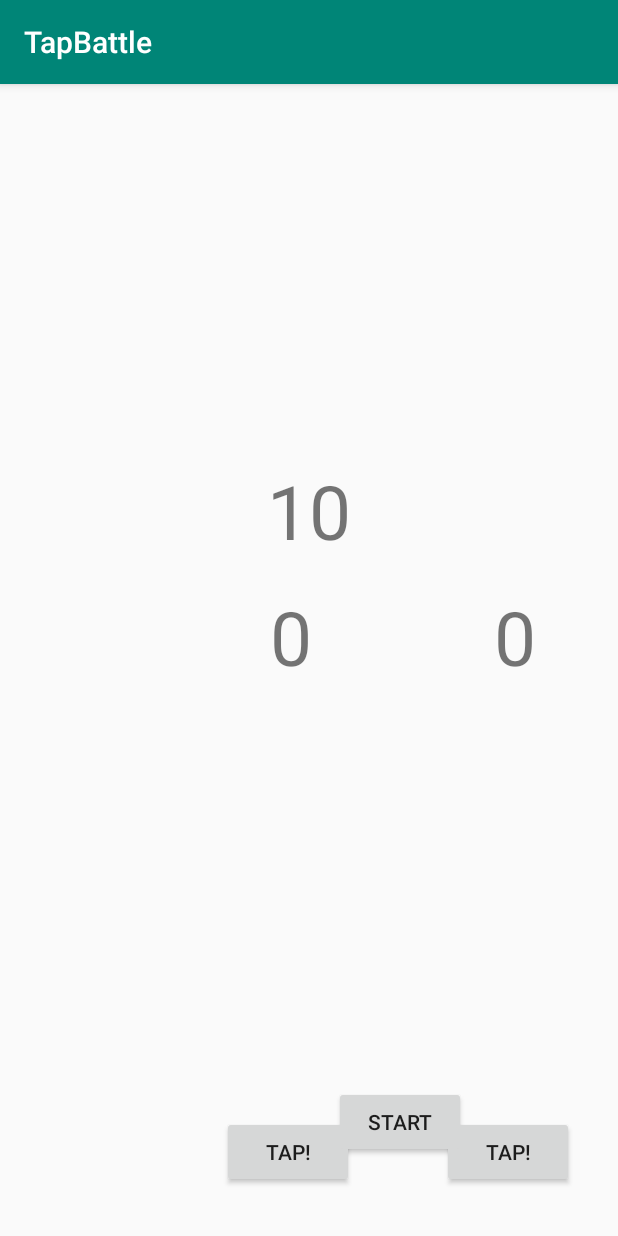
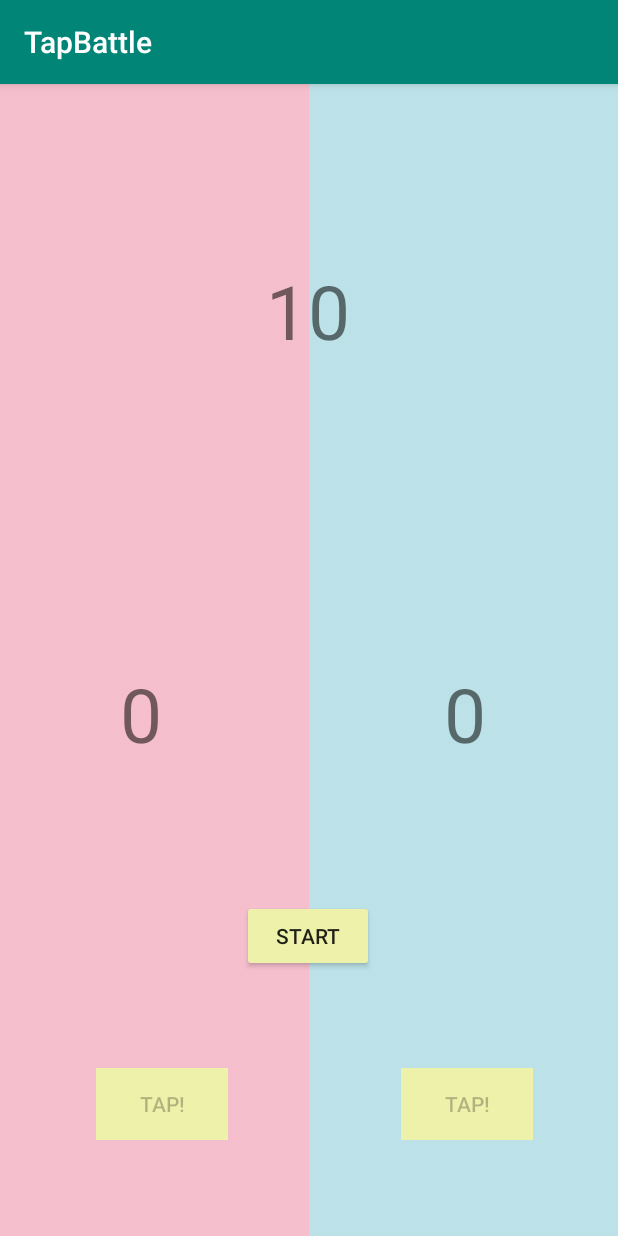
Before and after one commit to leo-30/TapBattle, an Android app: the screen it shows after launch (MainActivity), on a phone screen of 412 x 824 dp. Run offline under Robolectric (Android 15) with nearby library versions, the phone set to English and light mode, and no system bars.

Commit message:
ボタンの有効/無効の設定、背景等の色変更

```diff
--- a/app/src/main/java/app/harada/leo/tapbattle/MainActivity.kt
+++ b/app/src/main/java/app/harada/leo/tapbattle/MainActivity.kt
@@ -13,7 +13,7 @@ class MainActivity : AppCompatActivity() {
     var number2: Int = 0
     var timerCount: Int = 10
     val handler: Handler = Handler()
-    var winner: String = "Player1"
+    var winner: String = "左の人"
 
     override fun onCreate(savedInstanceState: Bundle?) {
         super.onCreate(savedInstanceState)
@@ -26,9 +26,13 @@ class MainActivity : AppCompatActivity() {
 
         startButton.setVisibility(View.VISIBLE)
         restartButton.setVisibility(View.INVISIBLE)
+        tapButton1.setEnabled(false)
+        tapButton2.setEnabled(false)
 
         startButton.setOnClickListener {
             startButton.setVisibility(View.INVISIBLE)
+            tapButton1.setEnabled(true)
+            tapButton2.setEnabled(true)
             timer(period = 1000) {
                 handler.post {
                     timerCount--
@@ -37,9 +41,11 @@ class MainActivity : AppCompatActivity() {
                         timerCount = 0
                         textView3.text = timerCount.toString()
                         restartButton.setVisibility(View.VISIBLE)
+                        tapButton1.setEnabled(false)
+                        tapButton2.setEnabled(false)
 
                         if (number2 > number1) {
-                            winner = "Player2"
+                            winner = "右の人"
                         } else if (number1 == number2) {
                             winner = "どっちも"
                         }
@@ -54,10 +60,12 @@ class MainActivity : AppCompatActivity() {
         }
 
         restartButton.setOnClickListener {
+            tapButton1.setEnabled(true)
+            tapButton2.setEnabled(true)
             number1 = 0
             number2 = 0
             timerCount = 10
-            winner = "Player1"
+            winner = "左の人"
             textView1.text = number1.toString()
             textView2.text = number2.toString()
             textView3.text = timerCount.toString()
--- a/app/src/main/res/layout/activity_main.xml
+++ b/app/src/main/res/layout/activity_main.xml
@@ -4,15 +4,39 @@
     xmlns:tools="http://schemas.android.com/tools"
     android:layout_width="match_parent"
     android:layout_height="match_parent"
+    android:backgroundTint="#F5EA8D"
     android:screenOrientation="landscape"
     tools:context=".MainActivity">
+
+    <LinearLayout
+        android:layout_width="match_parent"
+        android:layout_height="match_parent"
+        android:orientation="horizontal">
+
+        <ImageView
+            android:id="@+id/imageView2"
+            android:layout_width="wrap_content"
+            android:layout_height="wrap_content"
+            android:layout_weight="1"
+            android:scaleType="fitXY"
+            app:srcCompat="@drawable/pink" />
+
+        <ImageView
+            android:id="@+id/imageView"
+            android:layout_width="wrap_content"
+            android:layout_height="match_parent"
+            android:layout_weight="1"
+            android:scaleType="fitXY"
+            app:srcCompat="@drawable/skyblue" />
+    </LinearLayout>
 
     <Button
         android:id="@+id/tapButton1"
         android:layout_width="wrap_content"
         android:layout_height="wrap_content"
-        android:layout_marginStart="148dp"
-        android:layout_marginBottom="32dp"
+        android:layout_marginStart="64dp"
+        android:layout_marginBottom="64dp"
+        android:background="#EEF1AA"
         android:text="TAP!"
         app:layout_constraintBottom_toBottomOf="parent"
         app:layout_constraintStart_toStartOf="parent" />
@@ -21,7 +45,8 @@
         android:id="@+id/tapButton2"
         android:layout_width="wrap_content"
         android:layout_height="wrap_content"
-        android:layout_marginBottom="32dp"
+        android:layout_marginBottom="64dp"
+        android:background="#EEF1AA"
         android:text="TAP!"
         app:layout_constraintBottom_toBottomOf="parent"
         app:layout_constraintEnd_toEndOf="parent"
@@ -32,13 +57,14 @@
         android:id="@+id/textView1"
         android:layout_width="wrap_content"
         android:layout_height="wrap_content"
-        android:layout_marginStart="180dp"
+        android:layout_marginStart="80dp"
         android:layout_marginTop="48dp"
         android:text="0"
         android:textSize="50sp"
         app:layout_constraintBottom_toTopOf="@+id/tapButton1"
         app:layout_constraintStart_toStartOf="parent"
-        app:layout_constraintTop_toTopOf="parent" />
+        app:layout_constraintTop_toTopOf="parent"
+        app:layout_constraintVertical_bias="0.625" />
 
     <TextView
         android:id="@+id/textView2"
@@ -49,9 +75,10 @@
         android:textSize="50sp"
         app:layout_constraintBottom_toTopOf="@+id/tapButton2"
         app:layout_constraintEnd_toEndOf="parent"
-        app:layout_constraintHorizontal_bias="0.69"
+        app:layout_constraintHorizontal_bias="0.68"
         app:layout_constraintStart_toEndOf="@+id/textView1"
-        app:layout_constraintTop_toTopOf="parent" />
+        app:layout_constraintTop_toTopOf="parent"
+        app:layout_constraintVertical_bias="0.625" />
 
     <TextView
         android:id="@+id/textView3"
@@ -62,34 +89,38 @@
         android:textSize="50sp"
         app:layout_constraintBottom_toBottomOf="parent"
         app:layout_constraintEnd_toEndOf="parent"
+        app:layout_constraintHorizontal_bias="0.498"
         app:layout_constraintStart_toStartOf="parent"
-        app:layout_constraintTop_toTopOf="parent" />
+        app:layout_constraintTop_toTopOf="parent"
+        app:layout_constraintVertical_bias="0.234" />
 
     <Button
         android:id="@+id/startButton"
         android:layout_width="wrap_content"
         android:layout_height="wrap_content"
         android:layout_marginBottom="8dp"
+        android:backgroundTint="#EEF1AA"
         android:text="START"
         app:layout_constraintBottom_toBottomOf="parent"
         app:layout_constraintEnd_toStartOf="@+id/tapButton2"
-        app:layout_constraintHorizontal_bias="0.459"
+        app:layout_constraintHorizontal_bias="0.333"
         app:layout_constraintStart_toEndOf="@+id/tapButton1"
         app:layout_constraintTop_toBottomOf="@+id/textView3"
-        app:layout_constraintVertical_bias="0.888" />
+        app:layout_constraintVertical_bias="0.681" />
 
     <Button
         android:id="@+id/restartButton"
         android:layout_width="wrap_content"
         android:layout_height="wrap_content"
         android:layout_marginBottom="8dp"
+        android:backgroundTint="#EEF1AA"
         android:text="RESTART"
         app:layout_constraintBottom_toBottomOf="parent"
         app:layout_constraintEnd_toStartOf="@+id/tapButton2"
-        app:layout_constraintHorizontal_bias="0.459"
+        app:layout_constraintHorizontal_bias="0.333"
         app:layout_constraintStart_toEndOf="@+id/tapButton1"
         app:layout_constraintTop_toBottomOf="@+id/textView3"
-        app:layout_constraintVertical_bias="0.888" />
+        app:layout_constraintVertical_bias="0.681" />
 
     <TextView
         android:id="@+id/winnerLabel"
@@ -100,6 +131,7 @@
         app:layout_constraintBottom_toBottomOf="parent"
         app:layout_constraintEnd_toEndOf="parent"
         app:layout_constraintStart_toStartOf="parent"
-        app:layout_constraintTop_toTopOf="parent" />
+        app:layout_constraintTop_toTopOf="parent"
+        app:layout_constraintVertical_bias="0.353" />
 
 </androidx.constraintlayout.widget.ConstraintLayout>
--- a/app/src/main/res/values/colors.xml
+++ b/app/src/main/res/values/colors.xml
@@ -2,5 +2,5 @@
 <resources>
     <color name="colorPrimary">#008577</color>
     <color name="colorPrimaryDark">#00574B</color>
-    <color name="colorAccent">#D81B60</color>
+    <color name="colorAccent">#FAA5F7</color>
 </resources>
```
Also changed, not shown: app/src/main/res/drawable/pink.png (added), app/src/main/res/drawable/skyblue.png (added).
